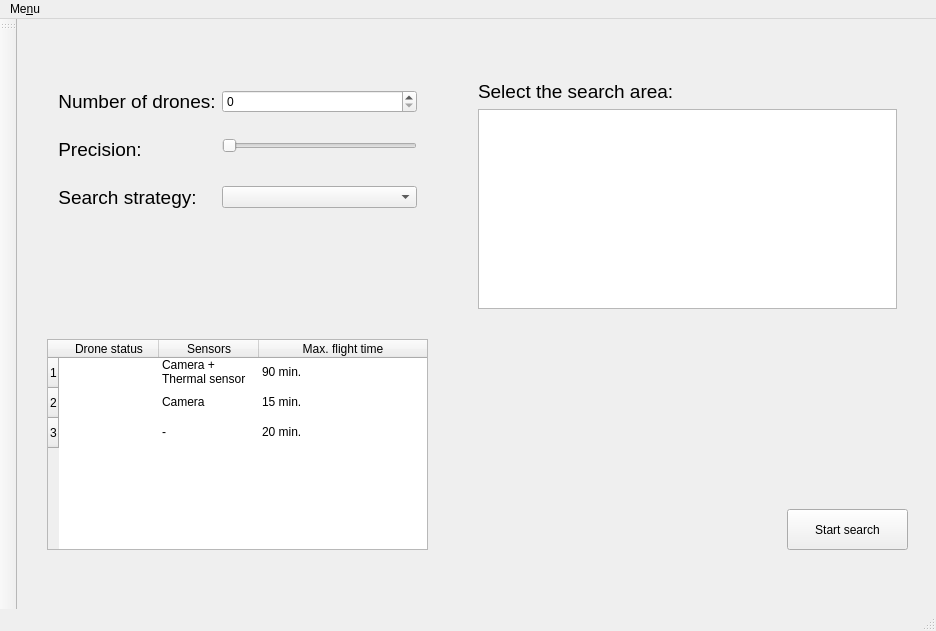
Qt form Workstation_project_shae/ui/mainwindow.ui (jspngh/shae-workstation) before a commit.
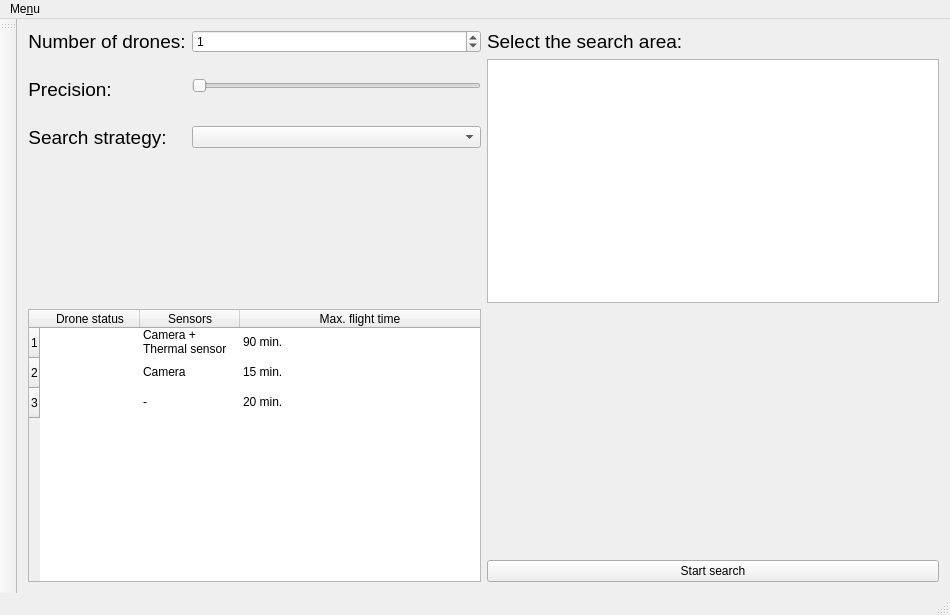
The same form after that commit.

Commit message: use gridlayout so that widgets resize with window

Diff of the .ui file:
```diff
--- a/Workstation_project_shae/ui/mainwindow.ui
+++ b/Workstation_project_shae/ui/mainwindow.ui
@@ -6,36 +6,76 @@
    <rect>
     <x>0</x>
     <y>0</y>
-    <width>936</width>
-    <height>631</height>
+    <width>950</width>
+    <height>615</height>
    </rect>
   </property>
   <property name="windowTitle">
    <string>Configuration window</string>
   </property>
   <widget class="QWidget" name="centralWidget">
-   <widget class="QPushButton" name="startSearchButton">
-    <property name="geometry">
-     <rect>
-      <x>770</x>
-      <y>490</y>
-      <width>121</width>
-      <height>41</height>
-     </rect>
-    </property>
+   <layout class="QGridLayout" name="gridLayout">
+    <item row="0" column="0">
+     <layout class="QFormLayout" name="searchParameters">
+      <property name="verticalSpacing">
+       <number>25</number>
+      </property>
+      <item row="0" column="0">
+       <widget class="QLabel" name="nrOfDronesLabel">
     <property name="text">
-     <string>Start search</string>
-    </property>
-   </widget>
+         <string>&lt;html&gt;&lt;head/&gt;&lt;body&gt;&lt;p align=&quot;center&quot;&gt;&lt;span style=&quot; font-size:14pt;&quot;&gt;Number of drones:&lt;/span&gt;&lt;/p&gt;&lt;/body&gt;&lt;/html&gt;</string>
+        </property>
+       </widget>
+      </item>
+      <item row="0" column="1">
+       <widget class="QSpinBox" name="nrOfDronesSpinBox">
+        <property name="value">
+         <number>1</number>
+        </property>
+       </widget>
+      </item>
+      <item row="1" column="0">
+       <widget class="QLabel" name="precisionLabel">
+        <property name="text">
+         <string>&lt;html&gt;&lt;head/&gt;&lt;body&gt;&lt;p align=&quot;center&quot;&gt;&lt;span style=&quot; font-size:14pt;&quot;&gt;Precision:&lt;/span&gt;&lt;/p&gt;&lt;/body&gt;&lt;/html&gt;</string>
+        </property>
+       </widget>
+      </item>
+      <item row="1" column="1">
+       <widget class="QSlider" name="precisionSlider">
+        <property name="orientation">
+         <enum>Qt::Horizontal</enum>
+        </property>
+       </widget>
+      </item>
+      <item row="2" column="0">
+       <widget class="QLabel" name="sarchStrategyLabel">
+        <property name="text">
+         <string>&lt;html&gt;&lt;head/&gt;&lt;body&gt;&lt;p align=&quot;center&quot;&gt;&lt;span style=&quot; font-size:14pt;&quot;&gt;Search strategy:&lt;/span&gt;&lt;/p&gt;&lt;/body&gt;&lt;/html&gt;</string>
+        </property>
+       </widget>
+      </item>
+      <item row="2" column="1">
+       <widget class="QComboBox" name="searchStrategyComboBox"/>
+      </item>
+     </layout>
+    </item>
+    <item row="0" column="1">
+     <layout class="QVBoxLayout" name="searchArea">
+      <item>
+       <widget class="QLabel" name="searchAreaLabel">
+        <property name="text">
+         <string>&lt;html&gt;&lt;head/&gt;&lt;body&gt;&lt;p&gt;&lt;span style=&quot; font-size:14pt;&quot;&gt;Select the search area:&lt;/span&gt;&lt;/p&gt;&lt;/body&gt;&lt;/html&gt;</string>
+        </property>
+       </widget>
+      </item>
+      <item>
+       <widget class="QGraphicsView" name="searchAreaMap"/>
+      </item>
+     </layout>
+    </item>
+    <item row="5" column="0">
    <widget class="QTableWidget" name="dronesTable">
-    <property name="geometry">
-     <rect>
-      <x>30</x>
-      <y>320</y>
-      <width>381</width>
-      <height>211</height>
-     </rect>
-    </property>
     <property name="gridStyle">
      <enum>Qt::NoPen</enum>
     </property>
@@ -111,85 +151,40 @@
      </property>
     </item>
    </widget>
-   <widget class="QWidget" name="layoutWidget">
-    <property name="geometry">
-     <rect>
-      <x>450</x>
-      <y>50</y>
-      <width>441</width>
-      <height>251</height>
-     </rect>
-    </property>
-    <layout class="QVBoxLayout" name="searchArea">
-     <item>
-      <widget class="QLabel" name="searchAreaLabel">
-       <property name="text">
-        <string>&lt;html&gt;&lt;head/&gt;&lt;body&gt;&lt;p&gt;&lt;span style=&quot; font-size:14pt;&quot;&gt;Select the search area:&lt;/span&gt;&lt;/p&gt;&lt;/body&gt;&lt;/html&gt;</string>
-       </property>
-      </widget>
-     </item>
+    </item>
+    <item row="5" column="1">
+     <layout class="QVBoxLayout" name="verticalLayout">
      <item>
-      <widget class="QGraphicsView" name="searchAreaMap"/>
-     </item>
-    </layout>
-   </widget>
-   <widget class="QWidget" name="layoutWidget">
-    <property name="geometry">
-     <rect>
-      <x>30</x>
-      <y>60</y>
-      <width>381</width>
-      <height>241</height>
-     </rect>
-    </property>
-    <layout class="QFormLayout" name="searchParameters">
-     <property name="verticalSpacing">
-      <number>25</number>
-     </property>
-     <item row="0" column="0">
-      <widget class="QLabel" name="nrOfDronesLabel">
-       <property name="text">
-        <string>&lt;html&gt;&lt;head/&gt;&lt;body&gt;&lt;p align=&quot;center&quot;&gt;&lt;span style=&quot; font-size:14pt;&quot;&gt;Number of drones:&lt;/span&gt;&lt;/p&gt;&lt;/body&gt;&lt;/html&gt;</string>
-       </property>
-      </widget>
-     </item>
-     <item row="0" column="1">
-      <widget class="QSpinBox" name="nrOfDronesSpinBox"/>
-     </item>
-     <item row="1" column="0">
-      <widget class="QLabel" name="precisionLabel">
-       <property name="text">
-        <string>&lt;html&gt;&lt;head/&gt;&lt;body&gt;&lt;p align=&quot;center&quot;&gt;&lt;span style=&quot; font-size:14pt;&quot;&gt;Precision:&lt;/span&gt;&lt;/p&gt;&lt;/body&gt;&lt;/html&gt;</string>
-       </property>
-      </widget>
-     </item>
-     <item row="1" column="1">
-      <widget class="QSlider" name="precisionSlider">
+       <spacer name="verticalSpacer">
        <property name="orientation">
-        <enum>Qt::Horizontal</enum>
-       </property>
-      </widget>
-     </item>
-     <item row="2" column="0">
-      <widget class="QLabel" name="sarchStrategyLabel">
+         <enum>Qt::Vertical</enum>
+        </property>
+        <property name="sizeHint" stdset="0">
+         <size>
+          <width>20</width>
+          <height>40</height>
+         </size>
+        </property>
+       </spacer>
+      </item>
+      <item>
+       <widget class="QPushButton" name="startSearchButton">
        <property name="text">
-        <string>&lt;html&gt;&lt;head/&gt;&lt;body&gt;&lt;p align=&quot;center&quot;&gt;&lt;span style=&quot; font-size:14pt;&quot;&gt;Search strategy:&lt;/span&gt;&lt;/p&gt;&lt;/body&gt;&lt;/html&gt;</string>
+         <string>Start search</string>
        </property>
       </widget>
      </item>
-     <item row="2" column="1">
-      <widget class="QComboBox" name="searchStrategyComboBox"/>
-     </item>
-    </layout>
-   </widget>
+     </layout>
+    </item>
+   </layout>
   </widget>
   <widget class="QMenuBar" name="menuBar">
    <property name="geometry">
     <rect>
      <x>0</x>
      <y>0</y>
-     <width>936</width>
-     <height>27</height>
+     <width>950</width>
+     <height>21</height>
     </rect>
    </property>
    <widget class="QMenu" name="menuOur_app">
```
Lines whose indentation alone changed are shown as unchanged. The commit also changes 1 other file.
